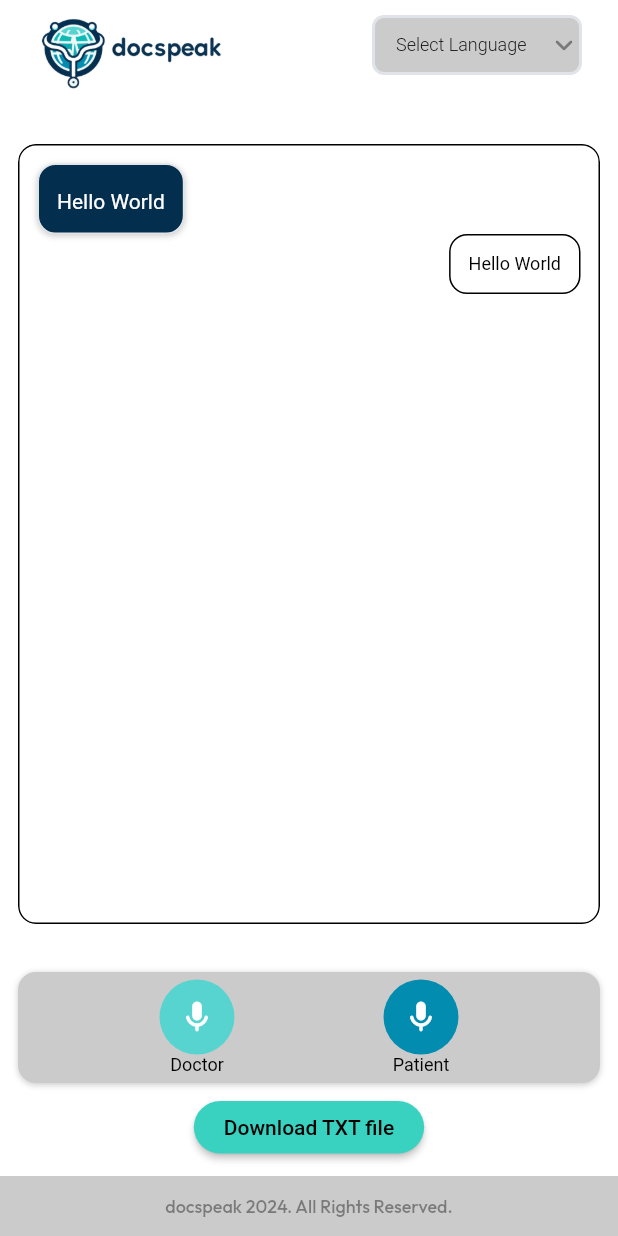
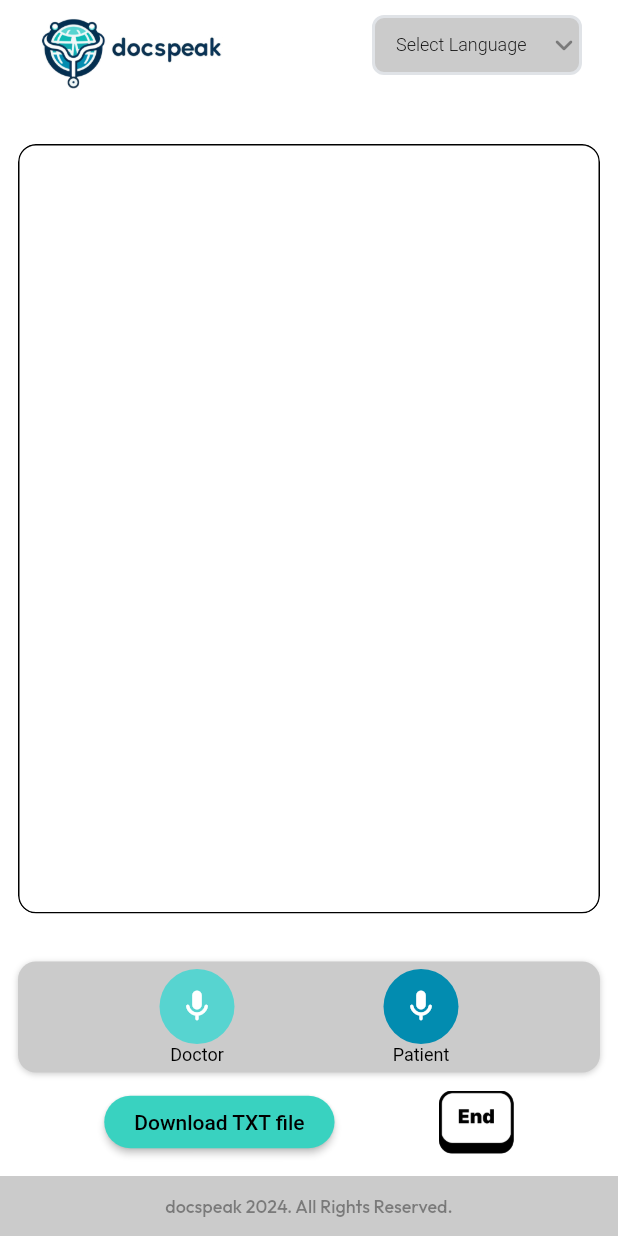
Before and after one commit to marwinwongjarupun/Docspeak, a Flutter app: the screen it shows after launch, on a phone screen of 412 x 824 dp. Run offline on Flutter 3.47's test engine with Material 3 defaults, Android fonts, the phone set to English and light mode, and no system bars; drawn by our look-alikes of auto_size_text, dropdown_button2, flutter_animate; our stand-ins replace firebase_core, font_awesome_flutter, from_css_color, go_router, google_fonts, page_transition and 3 more; missing offline and left inert: json_path; accounts and stored records are empty; Roboto replaces fonts that are missing (Readex Pro).

Commit message:
Updating to latest FlutterFlow output.

```diff
--- a/lib/flutter_flow/internationalization.dart
+++ b/lib/flutter_flow/internationalization.dart
@@ -167,14 +167,15 @@ final kTranslationsMap = <Map<String, Map<String, String>>>[
       'zh_Hans': '',
     },
     'pqumyi2e': {
-      'en': 'Hello World',
+      'en':
+          'what made you visit the office today? \n\nQu\'est-ce qui vous a amené à consulter aujourd\'hui ?',
       'ar': '',
       'es': '',
       'th': '',
       'zh_Hans': '',
     },
     'pt4zp0fj': {
-      'en': 'Hello World',
+      'en': 'Je ai mal au coeur.\n\nI feel nauseous.',
       'ar': '',
       'es': '',
       'th': '',
@@ -194,7 +195,7 @@ final kTranslationsMap = <Map<String, Map<String, String>>>[
       'th': '',
       'zh_Hans': '',
     },
-    'k3ayzbz4': {
+    't52asf81': {
       'en': 'Download TXT file',
       'ar': '',
       'es': '',
--- a/lib/pages/home_page/home_page_widget.dart
+++ b/lib/pages/home_page/home_page_widget.dart
@@ -324,11 +324,12 @@ class _HomePageWidgetState extends State<HomePageWidget>
                                                                     0.0),
                                                         child: Column(
                                                           mainAxisSize:
-                                                              MainAxisSize.max,
+                                                              MainAxisSize.min,
                                                           crossAxisAlignment:
                                                               CrossAxisAlignment
                                                                   .start,
                                                           children: [
+                                                            if (false)
                                                               Row(
                                                                 mainAxisSize:
                                                                     MainAxisSize
@@ -342,16 +343,23 @@ class _HomePageWidgetState extends State<HomePageWidget>
                                                                         CrossAxisAlignment
                                                                             .start,
                                                                     children: [
+                                                                      Padding(
+                                                                        padding: const EdgeInsetsDirectional.fromSTEB(
+                                                                            0.0,
+                                                                            0.0,
+                                                                            5.0,
+                                                                            12.0),
+                                                                        child:
                                                                             Container(
+                                                                          width:
+                                                                              200.0,
                                                                           constraints:
                                                                               BoxConstraints(
                                                                             maxWidth:
                                                                                 () {
-                                                                          if (MediaQuery.sizeOf(context).width >=
-                                                                              1170.0) {
+                                                                              if (MediaQuery.sizeOf(context).width >= 1170.0) {
                                                                                 return 700.0;
-                                                                          } else if (MediaQuery.sizeOf(context).width <=
-                                                                              470.0) {
+                                                                              } else if (MediaQuery.sizeOf(context).width <= 470.0) {
                                                                                 return 330.0;
                                                                               } else {
                                                                                 return 530.0;
@@ -360,26 +368,21 @@ class _HomePageWidgetState extends State<HomePageWidget>
                                                                           ),
                                                                           decoration:
                                                                               BoxDecoration(
-                                                                        color: FlutterFlowTheme.of(context)
-                                                                            .boxColor,
+                                                                            color:
+                                                                                FlutterFlowTheme.of(context).boxColor,
                                                                             boxShadow: const [
                                                                               BoxShadow(
-                                                                            blurRadius:
-                                                                                3.0,
-                                                                            color:
-                                                                                Color(0x33000000),
-                                                                            offset:
-                                                                                Offset(0.0, 1.0),
+                                                                                blurRadius: 3.0,
+                                                                                color: Color(0x33000000),
+                                                                                offset: Offset(0.0, 1.0),
                                                                               )
                                                                             ],
                                                                             borderRadius:
                                                                                 BorderRadius.circular(12.0),
                                                                             border:
                                                                                 Border.all(
-                                                                          color:
-                                                                              FlutterFlowTheme.of(context).alternate,
-                                                                          width:
-                                                                              1.0,
+                                                                              color: FlutterFlowTheme.of(context).alternate,
+                                                                              width: 1.0,
                                                                             ),
                                                                           ),
                                                                           child:
@@ -388,15 +391,13 @@ class _HomePageWidgetState extends State<HomePageWidget>
                                                                                 const EdgeInsets.all(12.0),
                                                                             child:
                                                                                 Column(
-                                                                          mainAxisSize:
-                                                                              MainAxisSize.min,
-                                                                          crossAxisAlignment:
-                                                                              CrossAxisAlignment.start,
+                                                                              mainAxisSize: MainAxisSize.min,
+                                                                              crossAxisAlignment: CrossAxisAlignment.start,
                                                                               children: [
                                                                                 SelectionArea(
                                                                                     child: AutoSizeText(
                                                                                   FFLocalizations.of(context).getText(
-                                                                                'pqumyi2e' /* Hello World */,
+                                                                                    'pqumyi2e' /* what made you visit the office... */,
                                                                                   ),
                                                                                   style: FlutterFlowTheme.of(context).titleMedium.override(
                                                                                         fontFamily: 'Readex Pro',
@@ -409,10 +410,12 @@ class _HomePageWidgetState extends State<HomePageWidget>
                                                                             ),
                                                                           ),
                                                                         ),
+                                                                      ),
                                                                     ],
                                                                   ),
                                                                 ],
                                                               ),
+                                                            if (false)
                                                               Row(
                                                                 mainAxisSize:
                                                                     MainAxisSize
@@ -422,16 +425,16 @@ class _HomePageWidgetState extends State<HomePageWidget>
                                                                         .end,
                                                                 children: [
                                                                   Container(
+                                                                    width:
+                                                                        150.0,
                                                                     constraints:
                                                                         BoxConstraints(
                                                                       maxWidth:
                                                                           () {
-                                                                      if (MediaQuery.sizeOf(context)
-                                                                              .width >=
+                                                                        if (MediaQuery.sizeOf(context).width >=
                                                                             1170.0) {
                                                                           return 700.0;
-                                                                      } else if (MediaQuery.sizeOf(context)
-                                                                              .width <=
+                                                                        } else if (MediaQuery.sizeOf(context).width <=
                                                                             470.0) {
                                                                           return 330.0;
                                                                         } else {
@@ -450,8 +453,7 @@ class _HomePageWidgetState extends State<HomePageWidget>
                                                                       border:
                                                                           Border
                                                                               .all(
-                                                                      color: FlutterFlowTheme.of(
-                                                                              context)
+                                                                        color: FlutterFlowTheme.of(context)
                                                                             .primaryText,
                                                                       ),
                                                                     ),
@@ -463,16 +465,16 @@ class _HomePageWidgetState extends State<HomePageWidget>
                                                                       child:
                                                                           Column(
                                                                         mainAxisSize:
-                                                                          MainAxisSize
-                                                                              .min,
+                                                                            MainAxisSize.min,
                                                                         crossAxisAlignment:
-                                                                          CrossAxisAlignment
-                                                                              .start,
+                                                                            CrossAxisAlignment.start,
                                                                         children: [
                                                                           Text(
-                                                                          FFLocalizations.of(context)
-                                                                              .getText(
-                                                                            'pt4zp0fj' /* Hello World */,
+                                                                            FFLocalizations.of(context).getText(
+                                                                              'pt4zp0fj' /* Je ai mal au coeur.
+
+I feel na... */
+                                                                              ,
                                                                             ),
                                                                             style:
                                                                                 FlutterFlowTheme.of(context).bodyMedium,
@@ -645,6 +647,10 @@ class _HomePageWidgetState extends State<HomePageWidget>
                             ),
                           ),
                         ),
+                        Row(
+                          mainAxisSize: MainAxisSize.max,
+                          mainAxisAlignment: MainAxisAlignment.spaceEvenly,
+                          children: [
                             Align(
                               alignment: const AlignmentDirectional(0.0, 1.0),
                               child: FFButtonWidget(
@@ -652,7 +658,7 @@ class _HomePageWidgetState extends State<HomePageWidget>
                                   print('Button pressed ...');
                                 },
                                 text: FFLocalizations.of(context).getText(
-                              'k3ayzbz4' /* Download TXT file */,
+                                  't52asf81' /* Download TXT file */,
                                 ),
                                 options: FFButtonOptions(
                                   height: 35.0,
@@ -660,7 +666,8 @@ class _HomePageWidgetState extends State<HomePageWidget>
                                       20.0, 0.0, 20.0, 0.0),
                                   iconPadding: const EdgeInsetsDirectional.fromSTEB(
                                       0.0, 0.0, 0.0, 0.0),
-                              color: FlutterFlowTheme.of(context).buttonColor,
+                                  color:
+                                      FlutterFlowTheme.of(context).buttonColor,
                                   textStyle: FlutterFlowTheme.of(context)
                                       .titleSmall
                                       .override(
@@ -675,13 +682,24 @@ class _HomePageWidgetState extends State<HomePageWidget>
                                     width: 1.0,
                                   ),
                                   borderRadius: BorderRadius.circular(50.0),
-                              hoverColor:
-                                  FlutterFlowTheme.of(context).buttonColorHover,
+                                  hoverColor: FlutterFlowTheme.of(context)
+                                      .buttonColorHover,
                                   hoverTextColor:
                                       FlutterFlowTheme.of(context).primaryText,
                                   hoverElevation: 5.0,
                                 ),
                               ),
+                            ),
+                            ClipRRect(
+                              borderRadius: BorderRadius.circular(8.0),
+                              child: Image.asset(
+                                'assets/images/end-button-key-icon.png',
+                                width: 50.0,
+                                height: 42.0,
+                                fit: BoxFit.cover,
+                              ),
+                            ),
+                          ],
                         ),
                         Container(
                           width: 100.0,
```
Also changed, not shown: assets/images/end-button-key-icon.png (added), 1 other file. Lines whose indentation alone changed are shown as unchanged.
